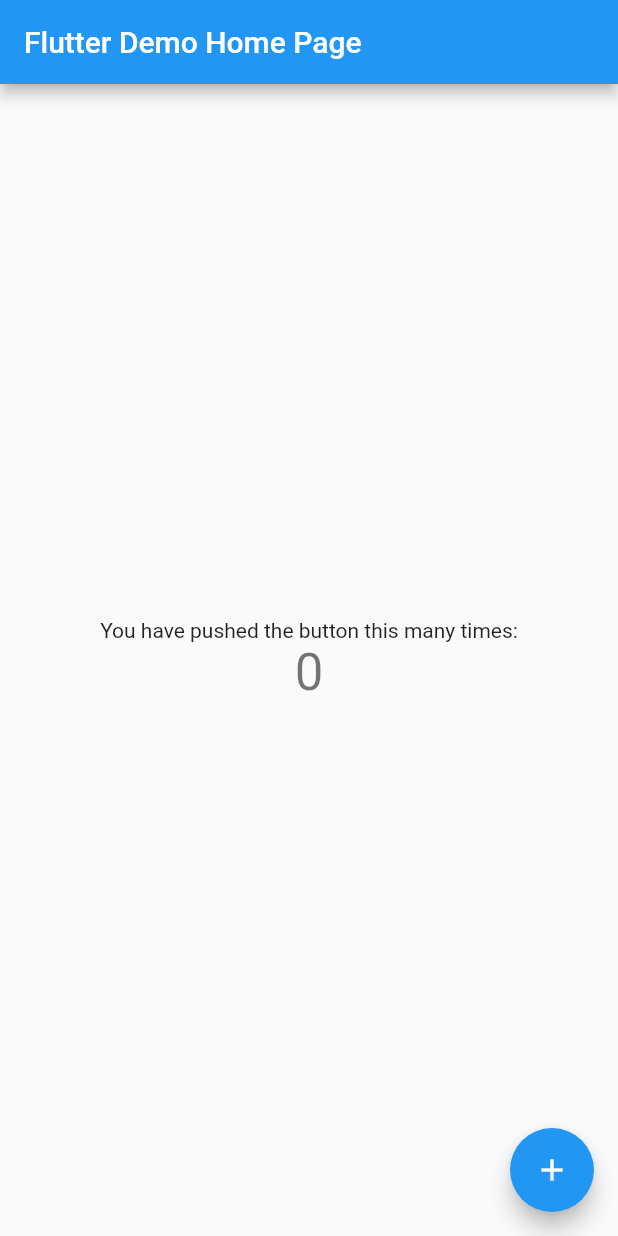
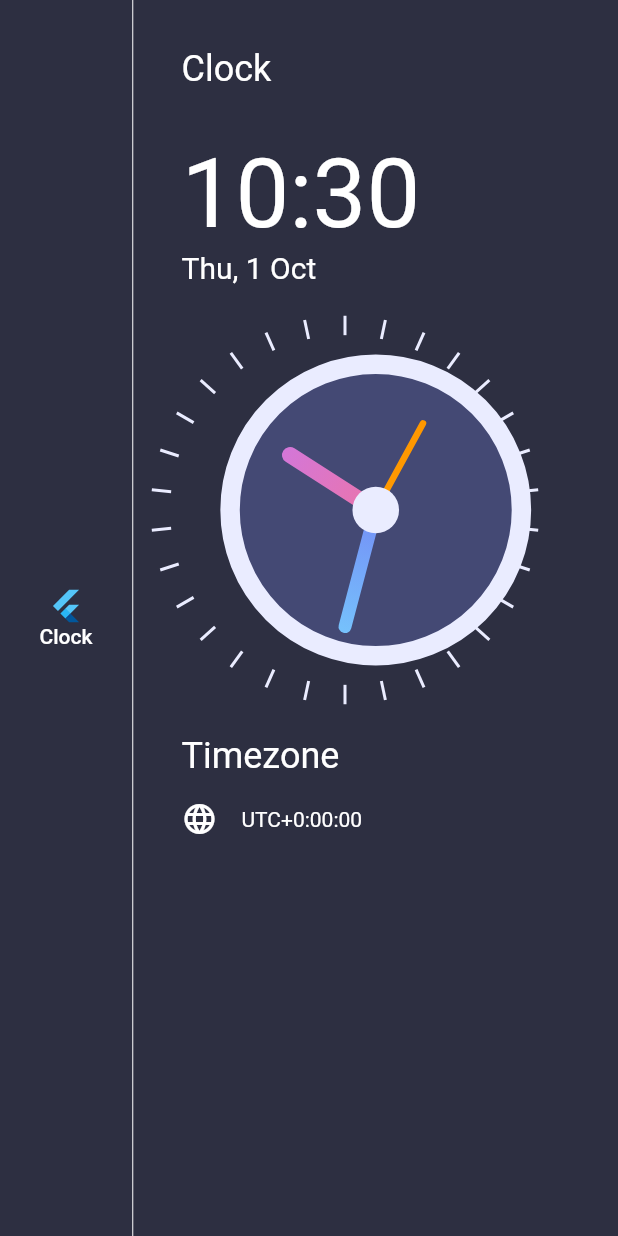
Before and after one commit to lypsisrudiansyah/clock_app, a Flutter app: the screen it shows after launch, on a phone screen of 412 x 824 dp. Run offline on Flutter 3.47's test engine with Material 2 defaults, Android fonts, the light colour scheme and no system bars.

Commit message:
feat: add homepage
feat: add clockview

```diff
--- a/lib/main.dart
+++ b/lib/main.dart
@@ -1,3 +1,4 @@
+import 'package:clock_app/pages/home_page.dart';
 import 'package:flutter/material.dart';
 
 void main() {
@@ -9,109 +10,12 @@
   @override
   Widget build(BuildContext context) {
     return MaterialApp(
-      title: 'Flutter Demo',
-      theme: ThemeData(
-        // This is the theme of your application.
-        //
-        // Try running your application with "flutter run". You'll see the
-        // application has a blue toolbar. Then, without quitting the app, try
-        // changing the primarySwatch below to Colors.green and then invoke
-        // "hot reload" (press "r" in the console where you ran "flutter run",
-        // or simply save your changes to "hot reload" in a Flutter IDE).
-        // Notice that the counter didn't reset back to zero; the application
-        // is not restarted.
-        primarySwatch: Colors.blue,
-        // This makes the visual density adapt to the platform that you run
-        // the app on. For desktop platforms, the controls will be smaller and
-        // closer together (more dense) than on mobile platforms.
-        visualDensity: VisualDensity.adaptivePlatformDensity,
-      ),
-      home: MyHomePage(title: 'Flutter Demo Home Page'),
-    );
+        title: 'Flutter Clock App',
+        debugShowCheckedModeBanner: false,
+        theme: ThemeData(
+          primarySwatch: Colors.blue,
+          visualDensity: VisualDensity.adaptivePlatformDensity,
+        ),
+        home: HomePage());
   }
 }
-
-class MyHomePage extends StatefulWidget {
-  MyHomePage({Key key, this.title}) : super(key: key);
-
-  // This widget is the home page of your application. It is stateful, meaning
-  // that it has a State object (defined below) that contains fields that affect
-  // how it looks.
-
-  // This class is the configuration for the state. It holds the values (in this
-  // case the title) provided by the parent (in this case the App widget) and
-  // used by the build method of the State. Fields in a Widget subclass are
-  // always marked "final".
-
-  final String title;
-
-  @override
-  _MyHomePageState createState() => _MyHomePageState();
-}
-
-class _MyHomePageState extends State<MyHomePage> {
-  int _counter = 0;
-
-  void _incrementCounter() {
-    setState(() {
-      // This call to setState tells the Flutter framework that something has
-      // changed in this State, which causes it to rerun the build method below
-      // so that the display can reflect the updated values. If we changed
-      // _counter without calling setState(), then the build method would not be
-      // called again, and so nothing would appear to happen.
-      _counter++;
-    });
-  }
-
-  @override
-  Widget build(BuildContext context) {
-    // This method is rerun every time setState is called, for instance as done
-    // by the _incrementCounter method above.
-    //
-    // The Flutter framework has been optimized to make rerunning build methods
-    // fast, so that you can just rebuild anything that needs updating rather
-    // than having to individually change instances of widgets.
-    return Scaffold(
-      appBar: AppBar(
-        // Here we take the value from the MyHomePage object that was created by
-        // the App.build method, and use it to set our appbar title.
-        title: Text(widget.title),
-      ),
-      body: Center(
-        // Center is a layout widget. It takes a single child and positions it
-        // in the middle of the parent.
-        child: Column(
-          // Column is also a layout widget. It takes a list of children and
-          // arranges them vertically. By default, it sizes itself to fit its
-          // children horizontally, and tries to be as tall as its parent.
-          //
-          // Invoke "debug painting" (press "p" in the console, choose the
-          // "Toggle Debug Paint" action from the Flutter Inspector in Android
-          // Studio, or the "Toggle Debug Paint" command in Visual Studio Code)
-          // to see the wireframe for each widget.
-          //
-          // Column has various properties to control how it sizes itself and
-          // how it positions its children. Here we use mainAxisAlignment to
-          // center the children vertically; the main axis here is the vertical
-          // axis because Columns are vertical (the cross axis would be
-          // horizontal).
-          mainAxisAlignment: MainAxisAlignment.center,
-          children: <Widget>[
-            Text(
-              'You have pushed the button this many times:',
-            ),
-            Text(
-              '$_counter',
-              style: Theme.of(context).textTheme.headline4,
-            ),
-          ],
-        ),
-      ),
-      floatingActionButton: FloatingActionButton(
-        onPressed: _incrementCounter,
-        tooltip: 'Increment',
-        child: Icon(Icons.add),
-      ), // This trailing comma makes auto-formatting nicer for build methods.
-    );
-  }
-}
--- /dev/null
+++ b/lib/pages/home_page.dart
@@ -0,0 +1,89 @@
+import 'package:clock_app/widgets/clock_view.dart';
+import 'package:flutter/material.dart';
+import 'package:intl/intl.dart';
+
+class HomePage extends StatefulWidget {
+  @override
+  _HomePageState createState() => _HomePageState();
+}
+
+class _HomePageState extends State<HomePage> {
+  @override
+  Widget build(BuildContext context) {
+    var now = DateTime.now();
+    var formattedTime = DateFormat('HH:mm').format(now);
+    var formattedDate = DateFormat('EEE, d MMM').format(now);
+    var timezoneString = now.timeZoneOffset.toString().split('.').first;
+    var offsetSign = '';
+    if (!timezoneString.startsWith('-')) offsetSign = '+';
+    print(timezoneString);
+
+    return Scaffold(
+      backgroundColor: Color(0xFF2D2F41),
+      body: Row(
+        children: <Widget>[
+          Column(
+            mainAxisAlignment: MainAxisAlignment.center,
+            children: <Widget>[
+              FlatButton(
+                onPressed: () {},
+                child: Column(
+                  children: <Widget>[
+                    FlutterLogo(),
+                    Text("Clock",
+                        style: TextStyle(color: Colors.white, fontSize: 14))
+                  ],
+                ),
+              )
+            ],
+          ),
+          VerticalDivider(
+            color: Colors.white,
+            width: 1,
+          ),
+          Expanded(
+            child: Container(
+              // padding: EdgeInsets.symmetric(horizontal: 32, vertical: 64),
+              padding: EdgeInsets.all(32),
+              // color: Color(0xFF2D2F41),
+              child: Column(
+                crossAxisAlignment: CrossAxisAlignment.start,
+                children: <Widget>[
+                  Text(
+                    "Clock",
+                    style: TextStyle(color: Colors.white, fontSize: 24),
+                  ),
+                  SizedBox(height: 32),
+                  Text(
+                    formattedTime,
+                    style: TextStyle(color: Colors.white, fontSize: 64),
+                  ),
+                  Text(
+                    formattedDate,
+                    style: TextStyle(color: Colors.white, fontSize: 20),
+                  ),
+                  ClockView(),
+                  Text(
+                    "Timezone",
+                    style: TextStyle(color: Colors.white, fontSize: 24),
+                  ),
+                  SizedBox(height: 16),
+                  Row(
+                    children: <Widget>[
+                      Icon(Icons.language, color: Colors.white),
+                      SizedBox(width: 16),
+                      Text(
+                        "UTC" + offsetSign + timezoneString,
+                        style: TextStyle(color: Colors.white, fontSize: 14),
+                      ),
+                    ],
+                  )
+                ],
+              ),
+            ),
+          ),
+        ],
+      ),
+    );
+  }
+}
--- /dev/null
+++ b/lib/widgets/clock_view.dart
@@ -0,0 +1,140 @@
+import 'dart:async';
+import 'dart:math';
+
+import 'package:flutter/material.dart';
+
+class ClockView extends StatefulWidget {
+  final double size;
+
+  const ClockView({Key key, this.size}) : super(key: key);
+
+  @override
+  _ClockViewState createState() => _ClockViewState();
+}
+
+class _ClockViewState extends State<ClockView> {
+  @override
+  void initState() {
+    Timer.periodic(Duration(seconds: 1), (timer) {
+      setState(() {});
+    });
+    super.initState();
+  }
+
+  @override
+  Widget build(BuildContext context) {
+    return Container(
+      height: 300,
+      width: 300,
+      child: Transform.rotate(
+        angle: -pi / 2,
+        child: CustomPaint(
+          painter: ClockPainter(),
+        ),
+      ),
+    );
+  }
+}
+
+class ClockPainter extends CustomPainter {
+  var dateTime = DateTime.now();
+  // 60 sec - 360 degree ,1 sec = 6 degree
+  // 60 minute = 360, 1 minute = 6 degree
+  // 24 hour = 360, 1 hour = 15 degree
+
+  @override
+  void paint(Canvas canvas, Size size) {
+    var centerX = size.width / 2;
+    var centerY = size.height / 2;
+    var center = Offset(centerX, centerY);
+    var radius = min(centerX, centerY);
+
+    var fillBrush = Paint()..color = Color(0xFF444974);
+
+    var outlineBrush = Paint()
+      ..color = Color(0xFFEAECFF)
+      ..style = PaintingStyle.stroke
+      // ..strokeWidth = 16;
+      ..strokeWidth = size.width / 20;
+
+    var centerFillBruh = Paint()..color = Color(0xFFEAECFF);
+
+    var secondHandBrush = Paint()
+      ..color = Colors.orange
+      ..style = PaintingStyle.stroke
+      ..strokeCap = StrokeCap.round
+      // ..strokeWidth = 5;
+      ..strokeWidth = size.width / 60;
+
+    var minuteHandBrush = Paint()
+      ..shader = RadialGradient(colors: [Color(0xFF748EF6), Color(0xFF77DDFF)])
+          .createShader(Rect.fromCircle(center: center, radius: radius))
+      ..style = PaintingStyle.stroke
+      ..strokeCap = StrokeCap.round
+      // ..strokeWidth = 8;
+      ..strokeWidth = size.width / 30;
+
+    var hourHandBrush = Paint()
+      ..shader = RadialGradient(colors: [Color(0xFFEA74AB), Color(0xFFC279FB)])
+          .createShader(Rect.fromCircle(center: center, radius: radius))
+      ..style = PaintingStyle.stroke
+      ..strokeCap = StrokeCap.round
+      // ..strokeWidth = 12;
+      ..strokeWidth = size.width / 24;
+
+    var dashBrush = Paint()
+      ..color = Color(0xFFEAECFF)
+      ..style = PaintingStyle.stroke
+      // ..strokeCap = StrokeCap.round
+      ..strokeWidth = 2;
+
+    // canvas.drawCircle(center, radius - 40, fillBrush);
+    // canvas.drawCircle(center, radius - 40, outlineBrush);
+    canvas.drawCircle(center, radius * 0.75, fillBrush);
+    canvas.drawCircle(center, radius * 0.75, outlineBrush);
+
+    // var hourHandX = centerX + 60 * cos((dateTime.hour * 30 + dateTime.minute * 0.5) * pi / 180);
+    // var hourHandY = centerX + 60 * sin((dateTime.hour * 30 + dateTime.minute * 0.5) * pi / 180);
+    // canvas.drawLine(center, Offset(hourHandX, hourHandY), hourHandBrush);
+    var hourHandX = centerX +
+        radius *
+            0.4 *
+            cos((dateTime.hour * 30 + dateTime.minute * 0.5) * pi / 180);
+    var hourHandY = centerX +
+        radius *
+            0.4 *
+            sin((dateTime.hour * 30 + dateTime.minute * 0.5) * pi / 180);
+    canvas.drawLine(center, Offset(hourHandX, hourHandY), hourHandBrush);
+
+    var minuteHandX =
+        centerX + radius * 0.6 * cos(dateTime.minute * 6 * pi / 180);
+    var minuteHandY =
+        centerX + radius * 0.6 * sin(dateTime.minute * 6 * pi / 180);
+    canvas.drawLine(center, Offset(minuteHandX, minuteHandY), minuteHandBrush);
+
+    var secondHandX =
+        centerX + radius * 0.6 * cos(dateTime.second * 6 * pi / 180);
+    var secondHandY =
+        centerX + radius * 0.6 * sin(dateTime.second * 6 * pi / 180);
+    canvas.drawLine(center, Offset(secondHandX, secondHandY), secondHandBrush);
+
+    // canvas.drawCircle(center, 16, centerFillBruh);
+    canvas.drawCircle(center, radius * 0.12, centerFillBruh);
+
+    var outerCircleRadius = radius;
+    var innerCircleRadius = radius * 0.9;
+    for (var i = 0; i < 360; i += 12) {
+      var x1 = centerX + outerCircleRadius * cos(i * pi / 180);
+      var y1 = centerX + outerCircleRadius * sin(i * pi / 180);
+
+      var x2 = centerX + innerCircleRadius * cos(i * pi / 180);
+      var y2 = centerX + innerCircleRadius * sin(i * pi / 180);
+      canvas.drawLine(Offset(x1, y1), Offset(x2, y2), dashBrush);
+    }
+  }
+
+  @override
+  bool shouldRepaint(CustomPainter oldDelegate) {
+    return true;
+  }
+}
--- a/pubspec.yaml
+++ b/pubspec.yaml
@@ -28,6 +28,7 @@
   # The following adds the Cupertino Icons font to your application.
   # Use with the CupertinoIcons class for iOS style icons.
   cupertino_icons: ^0.1.3
+  intl: ^0.16.1
 
 dev_dependencies:
   flutter_test:
```
Also changed, not shown: pubspec.lock.
